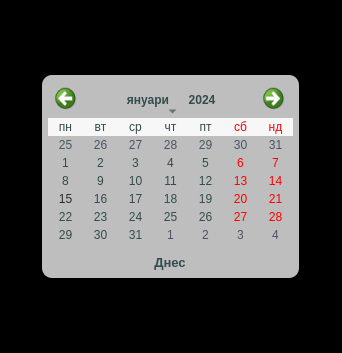
First picture: the form in app/ui/widgets/customCalendarDialog.ui, repository DevilPhp/WorkSalary.v01, before the edit.
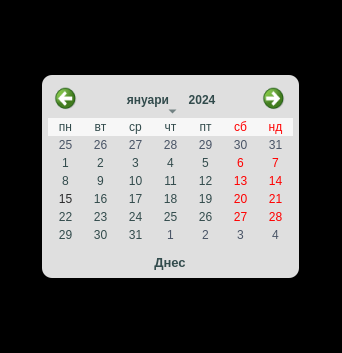
Second picture: the form after the edit. Icons and pictures are not drawn.

```diff
--- a/app/ui/widgets/customCalendarDialog.ui
+++ b/app/ui/widgets/customCalendarDialog.ui
@@ -32,7 +32,7 @@
    <string notr="true">*{
 	font-family: &quot;Segoe UI&quot;;
 	border-radius: 10px;
-	background-color: #bebebe;
+	background-color: #dfdfdf;
 	padding: 0;
 	margin: 0;
 	color: #324b4c;
@@ -45,7 +45,7 @@
 
 }
 #mainWidget{
-	background-color: #bebebe;
+	background-color: #dfdfdf;
 }</string>
   </property>
   <layout class="QVBoxLayout" name="verticalLayout_2">
@@ -180,21 +180,22 @@
 padding: 5px;
 }
 QAbstractItemView{
-background-color: #bebebe;
-selection-background-color: #bebebe;
+background-color: #dfdfdf;
+selection-background-color: #dfdfdf;
 selection-color: #2b2b2c;
+focus: none;
 }
 QAbstractItemView:disabled{
-background-color: #bebebe;
+background-color: #dfdfdf;
 color: #495466;
 }
 #qt_calendar_prevmonth {
-    background-color: #bebebe;
+    background-color: #dfdfdf;
     icon-size: 24px;
     qproperty-icon: url(:/icons/app/assets/icons/Alt-Arrow-Left--Streamline-Solar-Broken.svg);
 }
 #qt_calendar_nextmonth {
-    background-color: #bebebe;
+    background-color: #dfdfdf;
     icon-size: 24px;
     qproperty-icon: url(:/icons/app/assets/icons/Alt-Arrow-Right--Streamline-Solar-Broken.svg);
 }
@@ -203,6 +204,7 @@
 min-width:fit-content; 
 border: none;
 }
+
 QMenu::item:selected{
 color: #2b2b2c;
 font: 900 10.5pt &quot;Segoe UI&quot;;
```
Left out of the diff: 3 changed lines with no effect on the pictures.
